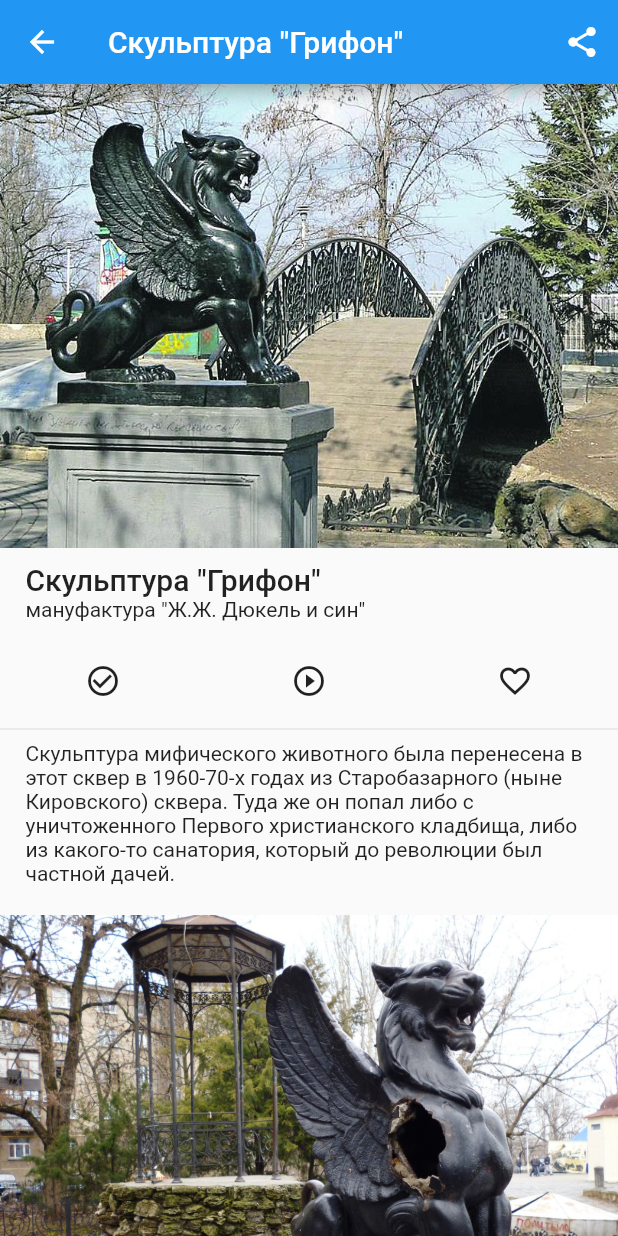
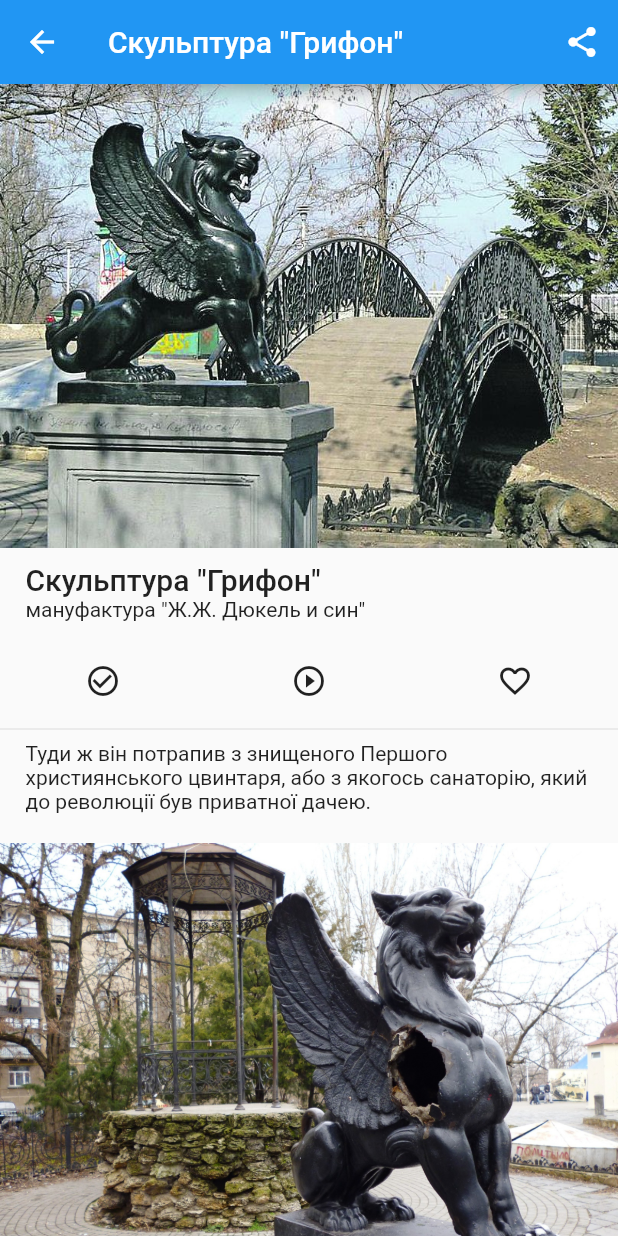
Before and after one commit to SashaKryzh/Hackathon-Codage-Kyiv, a Flutter app: the PlaceDetailPage screen opened directly with sample values from the repository, on a phone screen of 412 x 824 dp. Run offline on Flutter 3.47's test engine with Material 2 defaults, Android fonts, the phone set to English and light mode, and no system bars; our stand-ins replace google_maps_flutter, percent_indicator.

Commit message:
some translation

```diff
--- a/lib/consts.dart
+++ b/lib/consts.dart
@@ -1,7 +1,7 @@
-const List<String> userName = ['Аннушка', ''];
+const List<String> userName = ['Аннушка', 'Anna'];
 
-const List<String> commentOnPost = ['Моє улюбленне місце!', ''];
+const List<String> commentOnPost = ['Моє улюбленне місце!', 'Ma place préférée!'];
 
-const reviews = ['Відгуки', ''];
+const reviews = ['Відгуки', 'Les commentaires'];
 
 const coinsName = 'TRC';
--- a/lib/modules/place.dart
+++ b/lib/modules/place.dart
@@ -135,8 +135,9 @@ class Place implements ListItem {
   ];
 
   static List<Place> placesFr = [
+    // TODO: translate
     Place(
-        title: '!Скульптура \"Грифон\"',
+        title: 'La sculpture du “Griffon”',
         address: 'вулиця Гоголя, 1',
         shortDescription: 'Чавунний грифон художнього лиття.',
         description:
@@ -146,33 +147,33 @@ class Place implements ListItem {
         lat: 46.490223,
         lng: 30.735547),
     Place(
-        title: '!Перший міський театр',
+        title: 'Le premier théâtre de la ville',
         address: 'провулок Чайковського',
         image: 'assets/places/9.jpg',
         lat: 46.4844979,
         lng: 30.7304077),
     Place(
-        title: 'Комплекс Пале-Рояль',
+        title: 'Galeries du Palais Royale',
         address: 'вулиця Катерининська, 5-13',
         image: 'assets/places/10,\ 11.jpg',
         lat: 46.4844979,
         lng: 30.7304077),
     Place(
-        title: '!Рішельєвський ліцей',
+        title: 'Lycée Richelieu',
         address: 'вулиця Деребасівська, 16',
         image: 'assets/places/12.jpg'),
     Place(
-        title: 'Арка Дачі Ланжерона',
+        title: 'L’ arche de la datcha de Langeron',
         address: 'Ланжеронівська площа',
         image: 'assets/places/21.jpg'),
     Place(
-        title: 'Будинок Коклена',
+        title: 'Maison de Coquelin',
         address: 'провулок Некрасова, 7',
         image: 'assets/places/1.jpg',
         lat: 46.488982,
         lng: 30.733927),
     Place(
-      title: 'Пам\'ятник Дюку Де Рішельє',
+      title: 'Monument au duc de Richeleu',
       address: 'Приморський бульвар, 1',
       image: 'assets/places/4.jpg',
       lat: 46.489506,
--- a/lib/screens/discover_page.dart
+++ b/lib/screens/discover_page.dart
@@ -13,7 +13,7 @@ import 'package:hackathon/widgets/route_list_item.dart';
 
 
 class DiscoverPage extends StatefulWidget {
-  static const pageTitle = ['Місця і Тури', ''];
+  static const pageTitle = ['Місця і Тури', 'Des lieux et des tours'];
 
   @override
   _DiscoverPageState createState() => _DiscoverPageState();
--- a/lib/screens/events_page.dart
+++ b/lib/screens/events_page.dart
@@ -4,7 +4,7 @@ import 'package:hackathon/modules/event.dart';
 import 'package:hackathon/widgets/event_list_item.dart';
 
 class EventsPage extends StatelessWidget {
-  static const pageTitle = ['Події', ''];
+  static const pageTitle = ['Події', 'Des événements'];
 
   @override
   Widget build(BuildContext context) {
--- a/lib/screens/home_page.dart
+++ b/lib/screens/home_page.dart
@@ -16,10 +16,10 @@ import 'package:hackathon/widgets/route_list_item.dart';
 import 'package:hackathon/widgets/stats_bloc.dart';
 import 'package:percent_indicator/linear_percent_indicator.dart';
 
-const questProgress = ['Пройдено квестів', '',];
+const questProgress = ['Пройдено квестів', 'Les questes passée',];
 
 class HomePage extends StatelessWidget {
-  static const pageTitle = ['Головна', ''];
+  static const pageTitle = ['Головна', 'La page principale'];
 
   @override
   Widget build(BuildContext context) {
--- a/lib/screens/places_detail_page.dart
+++ b/lib/screens/places_detail_page.dart
@@ -8,11 +8,32 @@ import 'package:hackathon/modules/place.dart';
 import 'package:hackathon/widgets/block_title.dart';
 import 'package:hackathon/widgets/horizontal_padding.dart';
 
-const _grLegend = ['Давние и седые мифы гласят о том, что грифон является хранителем сокровищ. И что еще древние цари прятали в их статуи свои богатства. Хоть одесский гриффон и переехал в уголок старой Одессы со Старобазарной площади и не имеет отношения к царям, авантюристы во все времена верили, что хитрые купцы что-то да припрятали. Отсюда, дамы и господа, вечные пробоины в плече гриффона. (Ох, я крайне надеюсь, что к Вашему приходу городская управа уже отремонтировала бедную зверюшку).', ''];
+const _grLegend = [
+  'Давні і сиві міфи свідчать про те, що грифон є хранителем скарбів. І що ще стародавні царі ховали в їх статуї свої багатства. Хоч одеський гриффон і переїхав в куточок старої Одеси зі Старобазарний площі і не має відношення до царів, авантюристи в усі часи вірили, що хитрі купці щось та приховали. Звідси, пані та панове, вічні пробоїни в плечі гриффона. (Ох, я вкрай сподіваюся, що до Вашого приходу міська управа вже відремонтувала бідну тваринку).',
+  'Les mythes anciens disent que le griffon est le gardien des trésors. Et que même les anciens rois cachaient leurs richesses dans leurs statues. Bien que le Griffon d’Odessa ait déménagé dans un coin de la vieille ville d’ Odessa depuis la place Starobazarnaya et n\'ait rien à voir avec les rois, mais les aventuriers ont toujours cru que des marchands rusés avaient caché quelque chose. Par conséquent, Mesdames et Messieurs,  ce pourquoi il y a des trous éternels dans l\'épaule du griffon qui ont été  fait par les chercheurs de  trésors. (Oh, j\'espère vraiment que d\'ici votre arrivée, le gouvernement de la ville aura déjà soigné le pauvre animal).'
+];
 
 // TODO: translate to Ukraine
 class PlaceDetailPage extends StatelessWidget {
   static const String routeName = '/place-detail';
+
+  static const text1 = [
+    'Туди ж він потрапив з знищеного Першого християнського цвинтаря, або з якогось санаторію, який до революції був приватної дачею.',
+    'C\' est dans les années 1960-70 que cette sculpture représentant une créature mythique a été installée à son emplacement actuel.',
+  ];
+  static const text2 = [
+    'Коли - то на місці Кіровського скверу був базар, чотири входи якого охороняли вісім грифонів. З восьми скульптур збереглася лише одна. Однак, краєзнавці стверджують, що встановити точну біографію цієї міфічної істоти вже не представляється можливим.',
+    'Elle aurait été trouvée soit dans le Premier cimetière chrétien qui a été détruit soit d\' un sanatorium qui était une maison de campagne privée avant  la révolution. Jadis elle se trouvait auparavant dans le square Starobazarny (maintenant le square Kirovsky), lieu où se situait un grand marché dont quatre entrées étaient gardées par huit griffons. Sur les huit sculptures seulement une existe encore. Cependant, des ethnographes régionaux ont assurés qu\' il n\' est pas possible de fixer la biographie exacte de cet animal mythique.',
+  ];
+  static const text3 = [
+    'Дана скульптура регулярно піддається актам вандалізму, натхненними міськими легендами і, потім, реставрується владою, внаслідок чого, відбиток мануфактури практично не проглядається.',
+    'Cette sculpture fait régulièrement l\'objet d\'acte de vandalisme, qui sont inspirés par les légendes urbaines. Puis elle est restaurée par les corps de ville. C\' est pourquoi l\' empreinte de manufacture n\'est presque  pas remarquable.',
+  ];
+
+  static const cityLegendTitle = [
+    'Міська легенда',
+    'Le mythe urbain'
+  ];
 
   Completer<GoogleMapController> _controller = Completer();
 
@@ -111,8 +132,7 @@ class PlaceDetailPage extends StatelessWidget {
 //            child: BlockTitle(title: 'Description'),
 //          ),
           HorizontalPadding(
-            child: Text(
-                'Скульптура мифического животного была перенесена в этот сквер в 1960-70-х годах из Старобазарного (ныне Кировского) сквера. Туда же он попал либо с уничтоженного Первого христианского кладбища, либо из какого-то санатория, который до революции был частной дачей.'),
+            child: Text(text1[currentLanguage]),
           ),
           Container(
             height: 20,
@@ -127,7 +147,7 @@ class PlaceDetailPage extends StatelessWidget {
                   child: Column(
                     crossAxisAlignment: CrossAxisAlignment.start,
                     children: <Widget>[
-                      Text('Городская легенда!',
+                      Text(cityLegendTitle[currentLanguage],
                           style: theme.textTheme.headline),
                       Text(_grLegend[currentLanguage]),
                     ],
@@ -138,21 +158,19 @@ class PlaceDetailPage extends StatelessWidget {
             ),
           ),
           HorizontalPadding(
-            child: Text(
-                'Когда - то на месте Кировского сквера был базар, четыре входа которого охраняли восемь грифонов. Из восьми скульптур сохранилась лишь одна. Однако, краеведы утверждают, что установить точную биографию этого мифического существа уже не представляется возможным.'),
+            child: Text(text2[currentLanguage]),
           ),
           Container(height: 20),
           Image.asset('assets/places/gr/32.jpg'),
           Container(height: 20),
           HorizontalPadding(
-            child: Text(
-                'Данная скульптура регулярно подвергается актам вандализма, вдохновленными городскими легендами и, затем, реставрируется властями, вследствии чего, оттиск мануфактуры практически не просматривается.'),
+            child: Text(text3[currentLanguage]),
           ),
           Padding(
             padding: const EdgeInsets.all(8.0),
             child: Divider(),
           ),
-          HorizontalPadding(child: Text('Місцезнаходження: ${p.address}')),
+          HorizontalPadding(child: Text('${p.address}')),
           Container(
             height: 250,
             child: Card(
--- a/lib/screens/post_detail_page.dart
+++ b/lib/screens/post_detail_page.dart
@@ -29,7 +29,7 @@ const _text4 = [
 
 const _comment = [
   'Молодці!',
-  '!',
+  'Bravo!',
 ];
 
 // TODO: make post likeable for the joke
--- a/lib/screens/quest_page.dart
+++ b/lib/screens/quest_page.dart
@@ -10,7 +10,7 @@ import 'package:hackathon/modules/route.dart' as r;
 class QuestPage extends StatelessWidget {
   final quests = Quest.quests[currentLanguage];
 
-  static const pageTitle = ['Квести', ''];
+  static const pageTitle = ['Квести', 'Les quests'];
 
   @override
   Widget build(BuildContext context) {
--- a/lib/widgets/place_list_item.dart
+++ b/lib/widgets/place_list_item.dart
@@ -1,4 +1,5 @@
 import 'package:flutter/material.dart';
+import 'package:hackathon/main.dart';
 import 'package:hackathon/modules/place.dart';
 
 // TODO: make cool
@@ -11,7 +12,7 @@ class PlaceListItem extends StatelessWidget {
     this.onTap,
   }) : assert(place != null);
 
-  final description = 'Туди ж він потрапив з знищеного Першого християнського цвинтаря.';
+  final description = ['Туди ж він потрапив з знищеного Першого християнського цвинтаря.', 'Membres de l\'équipe: Sandra Zadorozhnaya, Evgeny Fedorich, Alexander Krijanovski'];
 
   @override
   Widget build(BuildContext context) {
@@ -27,7 +28,7 @@ class PlaceListItem extends StatelessWidget {
                 : Container(),
             ListTile(
               title: Text(place.title, style: theme.textTheme.title,),
-              subtitle: Text(place.shortDescription ?? description, maxLines: 2, overflow: TextOverflow.ellipsis,),
+              subtitle: Text(place.shortDescription ?? description[currentLanguage], maxLines: 2, overflow: TextOverflow.ellipsis,),
             ),
           ],
         ),
```
Also changed, not shown: lib/screens/profile_page.dart (+4 -4 lines), lib/screens/routes_detail_page.dart (+4 -4 lines), lib/widgets/stats_bloc.dart (+6 -3 lines).
